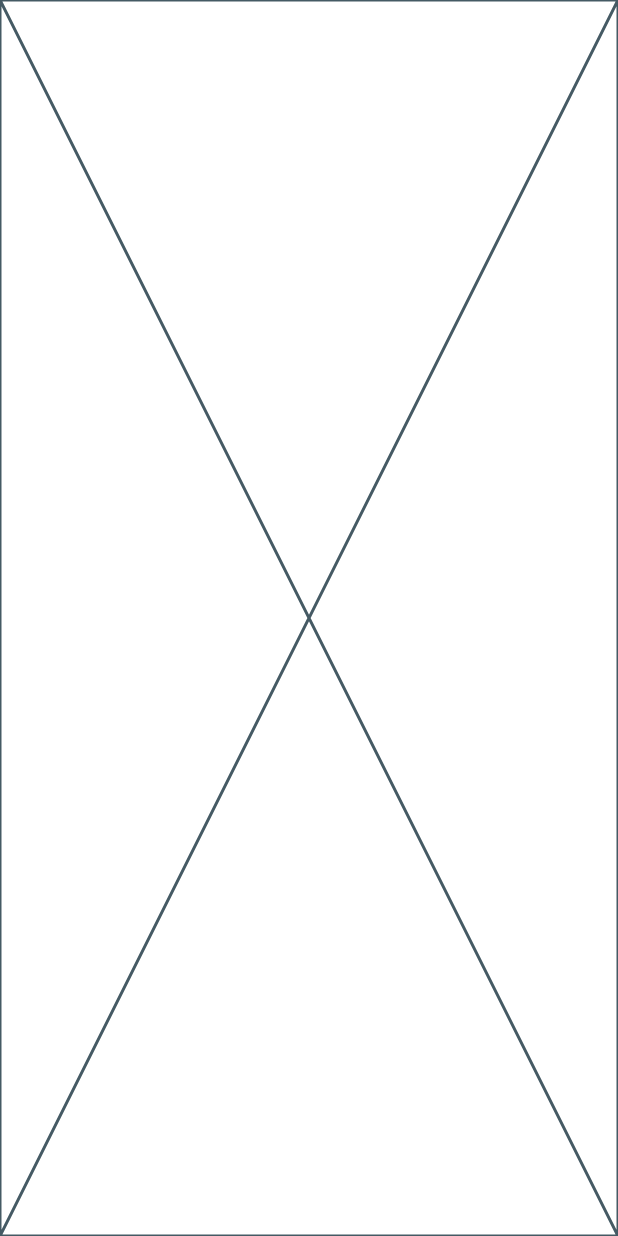
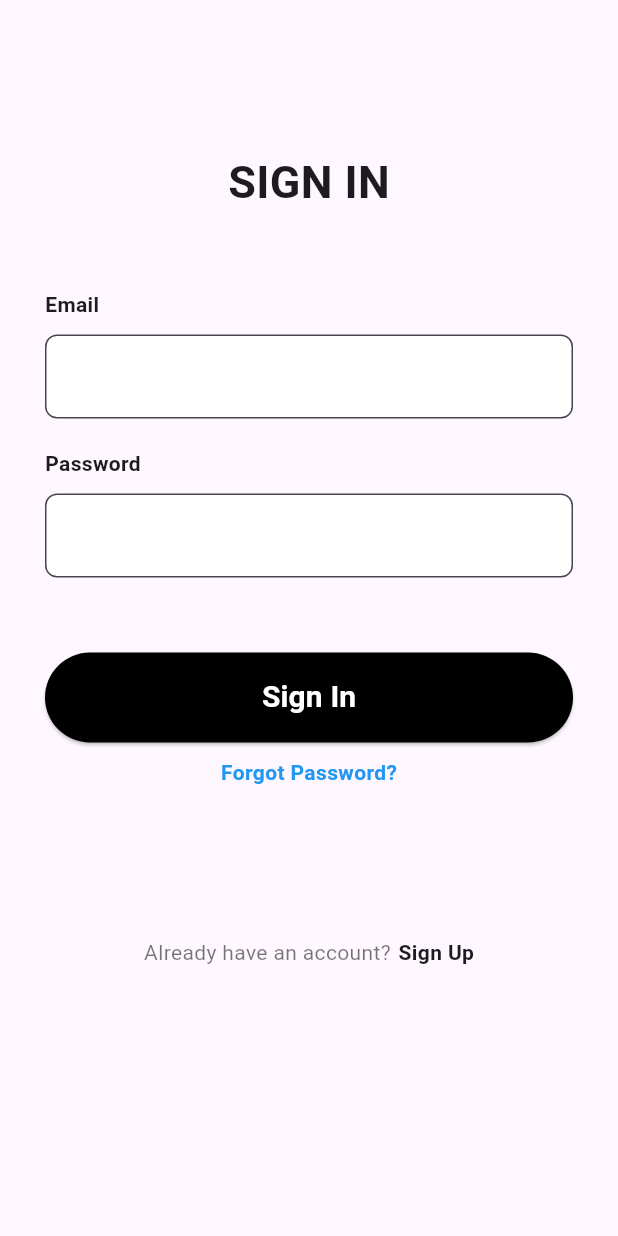
Before and after one commit to OskarPerlinski/football_shop_supabase_bloc_clean, a Flutter app: the screen it shows after launch, on a phone screen of 412 x 824 dp. Run offline on Flutter 3.47's test engine with Material 3 defaults, Android fonts, the phone set to English and light mode, and no system bars; our stand-ins replace flutter_bloc, flutter_hooks.

Commit message:
create UI

```diff
--- a/lib/presentation/auth/sign_in.dart
+++ b/lib/presentation/auth/sign_in.dart
@@ -1,11 +1,124 @@
 import 'package:flutter/material.dart';
 import 'package:flutter_hooks/flutter_hooks.dart';
+import 'package:football_app/common/widgets/basic_button/basic_button.dart';
 
 class SignInPage extends HookWidget {
   const SignInPage({super.key});
 
   @override
   Widget build(BuildContext context) {
-    return const Placeholder();
+    return Scaffold(
+      body: Padding(
+        padding: const EdgeInsets.only(top: 100, left: 30, right: 30),
+        child: Column(
+          children: [
+            _signInText(),
+            const SizedBox(height: 50),
+            _emailField(),
+            const SizedBox(height: 20),
+            _passwordField(),
+            const SizedBox(height: 50),
+            _signInButton(),
+            const SizedBox(height: 10),
+            _forgotPassword(),
+            const SizedBox(height: 100),
+            _signUp(),
+          ],
+        ),
+      ),
+    );
+  }
+
+  Widget _signInText() {
+    return const Text(
+      'SIGN IN',
+      style: TextStyle(fontSize: 30, fontWeight: FontWeight.bold),
+    );
+  }
+
+  Widget _emailField() {
+    return Column(
+      crossAxisAlignment: CrossAxisAlignment.start,
+      children: [
+        const Text(
+          'Email',
+          style: TextStyle(
+            fontWeight: FontWeight.bold,
+          ),
+        ),
+        const SizedBox(height: 10),
+        TextField(
+          decoration: InputDecoration(
+            fillColor: Colors.white,
+            filled: true,
+            border: OutlineInputBorder(
+              borderRadius: BorderRadius.circular(8),
+            ),
+          ),
+        ),
+      ],
+    );
+  }
+
+  Widget _passwordField() {
+    return Column(
+      crossAxisAlignment: CrossAxisAlignment.start,
+      children: [
+        const Text(
+          'Password',
+          style: TextStyle(
+            fontWeight: FontWeight.bold,
+          ),
+        ),
+        const SizedBox(height: 10),
+        TextField(
+          decoration: InputDecoration(
+            fillColor: Colors.white,
+            filled: true,
+            border: OutlineInputBorder(
+              borderRadius: BorderRadius.circular(8),
+            ),
+          ),
+        ),
+      ],
+    );
+  }
+
+  Widget _signInButton() {
+    return BasicAppButton(
+      onPressed: () {},
+      title: 'Sign In',
+    );
+  }
+
+  Widget _forgotPassword() {
+    return const Text(
+      'Forgot Password?',
+      style: TextStyle(
+        fontWeight: FontWeight.bold,
+        color: Colors.blue,
+      ),
+    );
+  }
+
+  Widget _signUp() {
+    return const Row(
+      mainAxisAlignment: MainAxisAlignment.center,
+      children: [
+        Text(
+          'Already have an account?',
+          style: TextStyle(
+            color: Colors.black54,
+          ),
+        ),
+        SizedBox(width: 5),
+        Text(
+          'Sign Up',
+          style: TextStyle(
+            fontWeight: FontWeight.bold,
+          ),
+        ),
+      ],
+    );
   }
 }
```
